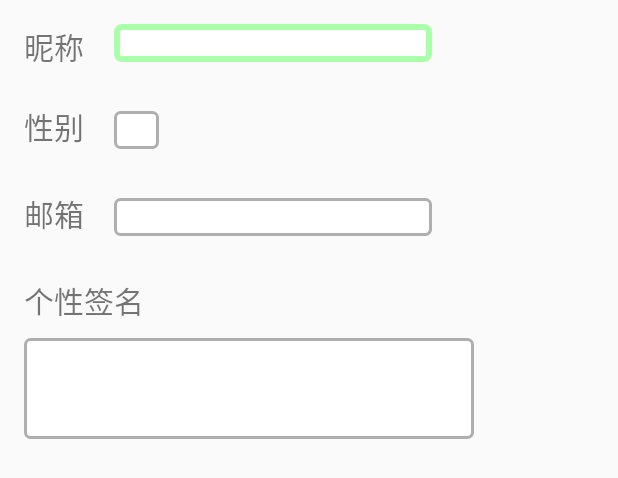
After one commit to Vacity/campusWall, an Android app: the layout activity_edit_profile.xml on its own in the app's theme, with its tools: preview values and no code run, on a phone screen of 412 x 824 dp. The commit adds this screen. Shown: the top 478 px of the screen. Run offline under Robolectric (Android 15) with nearby library versions, the phone set to English and light mode, and no system bars.

Commit message:
编辑个人信息

```diff
--- /dev/null
+++ b/app/src/main/java/com/team/nju/campuswall/Activity/EditProfile.java
@@ -0,0 +1,44 @@
+package com.team.nju.campuswall.Activity;
+
+import android.content.DialogInterface;
+import android.support.v7.app.AlertDialog;
+import android.support.v7.app.AppCompatActivity;
+import android.os.Bundle;
+import android.view.View;
+import android.widget.EditText;
+
+import com.team.nju.campuswall.R;
+
+public class EditProfile extends AppCompatActivity {
+    private String[] genderArr = new String[] {"男","女"};
+    private EditText genderText;
+
+    protected void onCreate(Bundle savedInstanceState) {
+        super.onCreate(savedInstanceState);
+        setContentView(R.layout.activity_edit_profile);
+
+        genderText = (EditText) findViewById(R.id.text_gender);
+        genderText.setOnClickListener(new View.OnClickListener() {
+            @Override
+            public void onClick(View v) {
+                showGenderDialog();
+            }
+        });
+    }
+
+    /*
+    性别选择框
+     */
+    private void showGenderDialog(){
+        AlertDialog.Builder builder = new AlertDialog.Builder(this);
+        builder.setSingleChoiceItems(genderArr , 0 , new DialogInterface.OnClickListener(){  //0表示默认的位置，即“男”
+                    @Override
+                    public void onClick(DialogInterface dialog, int which) { //which表示选中的位置
+                        genderText.setText(genderArr[which]);
+                        dialog.dismiss(); //随便点击一个item，dialog消失，不用点击确认
+                    }
+                }
+        );
+        builder.show();
+    }
+}
--- a/app/src/main/java/com/team/nju/campuswall/Activity/profileActivity.java
+++ b/app/src/main/java/com/team/nju/campuswall/Activity/profileActivity.java
@@ -68,7 +68,8 @@ public class profileActivity extends AppCompatActivity implements NetworkCallbac
         changeprofile.setOnClickListener(new View.OnClickListener() {
             @Override
             public void onClick(View v) {
-
+                Intent intent = new Intent(profileActivity.this,EditProfile.class);
+                startActivity(intent);
             }
         });
         changephoto.setOnClickListener(new View.OnClickListener() {
--- /dev/null
+++ b/app/src/main/res/drawable/edittext_bg_focused.xml
@@ -0,0 +1,8 @@
+<?xml version="1.0" encoding="utf-8"?>
+<shape xmlns:android="http://schemas.android.com/apk/res/android">
+    <solid android:color="#FFFFFF"/>
+    <corners android:radius="3dip"/>
+    <stroke
+        android:width="4dip"
+        android:color="#ffaaffaa"/>
+</shape>
--- /dev/null
+++ b/app/src/main/res/drawable/edittext_bg_normal.xml
@@ -0,0 +1,8 @@
+<?xml version="1.0" encoding="utf-8"?>
+<shape xmlns:android="http://schemas.android.com/apk/res/android">
+    <solid android:color="#FFFFFFFF"/>
+    <corners android:radius="3dip"/>
+    <stroke
+        android:width="2dip"
+        android:color="#ffafafaf"/>
+</shape>
--- /dev/null
+++ b/app/src/main/res/drawable/edittext_bg_selector.xml
@@ -0,0 +1,7 @@
+<?xml version="1.0" encoding="utf-8"?>
+<selector xmlns:android="http://schemas.android.com/apk/res/android">
+    <item android:state_focused="false"
+        android:drawable="@drawable/edittext_bg_normal"></item>
+    <item android:state_focused="true"
+        android:drawable="@drawable/edittext_bg_focused"></item>
+</selector>
--- /dev/null
+++ b/app/src/main/res/layout/activity_edit_profile.xml
@@ -0,0 +1,85 @@
+<?xml version="1.0" encoding="utf-8"?>
+<RelativeLayout xmlns:android="http://schemas.android.com/apk/res/android"
+    xmlns:tools="http://schemas.android.com/tools"
+    android:layout_width="match_parent"
+    android:layout_height="match_parent"
+    android:paddingBottom="@dimen/activity_vertical_margin"
+    android:paddingLeft="@dimen/activity_horizontal_margin"
+    android:paddingRight="@dimen/activity_horizontal_margin"
+    android:paddingTop="@dimen/activity_vertical_margin"
+    tools:context="com.team.nju.campuswall.Activity.EditProfile">
+
+    <TextView
+        android:layout_width="wrap_content"
+        android:layout_height="wrap_content"
+        android:text="昵称"
+        android:textSize="20dp"
+        android:id="@+id/nickName"
+        android:layout_above="@+id/gender"
+        android:layout_alignParentLeft="true"
+        android:layout_alignParentStart="true" />
+
+    <EditText
+        android:layout_width="212dp"
+        android:layout_height="25dp"
+        android:id="@+id/text_nickName"
+        android:background="@drawable/edittext_bg_selector"
+        android:layout_toRightOf="@+id/nickName"
+        android:layout_marginLeft="20dp" />
+
+    <TextView
+        android:layout_width="wrap_content"
+        android:layout_height="wrap_content"
+        android:text="性别"
+        android:textSize="20dp"
+        android:id="@+id/gender"
+        android:layout_below="@+id/text_nickName"
+        android:layout_marginTop="28dp" />
+
+    <EditText
+        android:layout_width="30dp"
+        android:layout_height="25dp"
+        android:id="@+id/text_gender"
+        android:background="@drawable/edittext_bg_selector"
+        android:layout_alignBottom="@+id/gender"
+        android:layout_alignLeft="@+id/text_nickName"/>
+
+    <TextView
+        android:layout_width="wrap_content"
+        android:layout_height="wrap_content"
+        android:text="邮箱"
+        android:textSize="20dp"
+        android:id="@+id/mail"
+        android:layout_below="@+id/gender"
+        android:layout_marginTop="28dp" />
+
+    <EditText
+        android:layout_width="212dp"
+        android:layout_height="25dp"
+        android:id="@+id/text_mail"
+        android:background="@drawable/edittext_bg_selector"
+        android:singleLine="true"
+        android:layout_alignBottom="@+id/mail"
+        android:layout_toRightOf="@+id/mail"
+        android:layout_marginLeft="20dp"/>
+    <TextView
+        android:layout_width="wrap_content"
+        android:layout_height="wrap_content"
+        android:text="个性签名"
+        android:textSize="20dp"
+        android:id="@+id/signature"
+        android:layout_below="@+id/mail"
+        android:layout_marginTop="28dp"/>
+
+    <EditText
+        android:layout_width="300dp"
+        android:layout_height="wrap_content"
+        android:background="@drawable/edittext_bg_selector"
+        android:inputType="textMultiLine"
+        android:minLines="3"
+        android:maxLines="5"
+        android:scrollbars="vertical"
+        android:id="@+id/text_signature"
+        android:layout_below="@id/signature"
+        android:layout_marginTop="10dp"/>
+</RelativeLayout>
```
